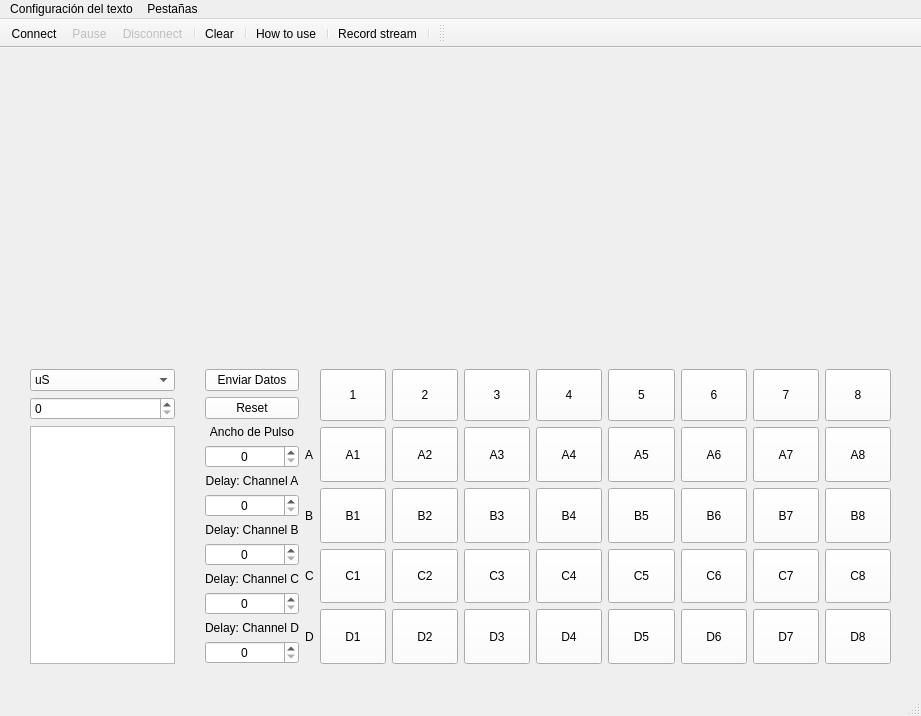
First picture: the form in mainwindow.ui, repository cuquito123/serial_port_plotter-NOV25, before the edit.
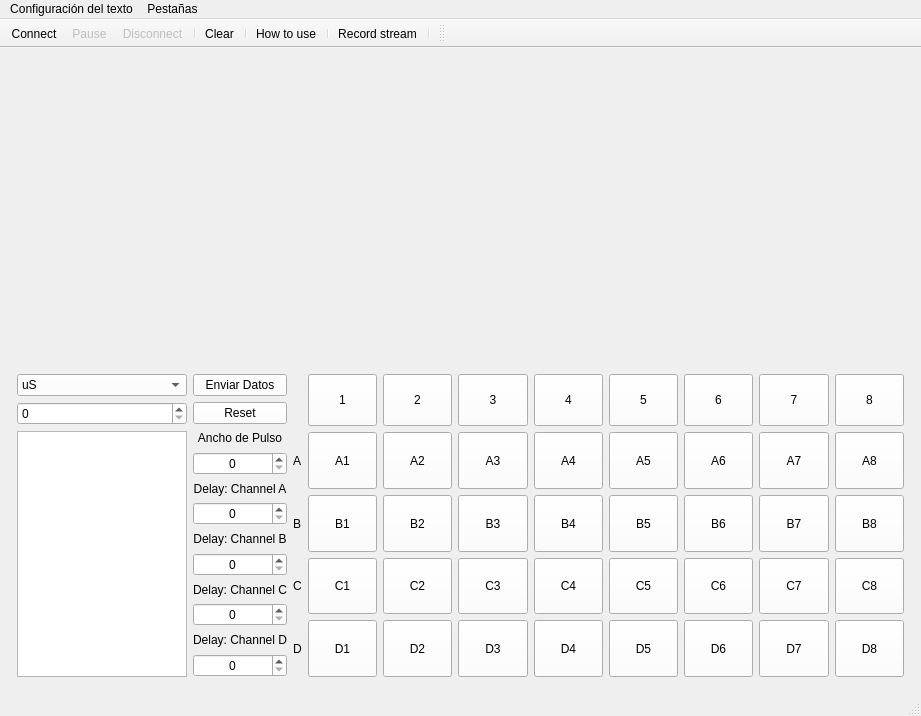
Second picture: the form after the edit. Icons and pictures are not drawn. Custom widgets are drawn as their Qt base class.

Commit message: Trazador de puerto serie — Mapeo de canales y actualización de la interfaz de usuario

The edit to the form file:
```diff
--- a/mainwindow.ui
+++ b/mainwindow.ui
@@ -936,101 +936,51 @@
       <widget class="QWidget" name="page_12">
        <layout class="QVBoxLayout" name="verticalLayout_page12">
         <property name="spacing"><number>6</number></property>
-        <property name="leftMargin"><number>8</number></property>
-        <property name="topMargin"><number>8</number></property>
-        <property name="rightMargin"><number>8</number></property>
-        <property name="bottomMargin"><number>8</number></property>
+        <property name="leftMargin"><number>6</number></property>
+        <property name="topMargin"><number>6</number></property>
+        <property name="rightMargin"><number>6</number></property>
+        <property name="bottomMargin"><number>6</number></property>
         <item>
          <widget class="QCustomPlot" name="plot" native="true">
           <property name="sizePolicy">
            <sizepolicy hsizetype="Expanding" vsizetype="Expanding">
             <horstretch>0</horstretch>
-            <verstretch>1</verstretch>
+            <verstretch>0</verstretch>
            </sizepolicy>
           </property>
           <property name="minimumSize">
-           <size><width>40</width><height>200</height></size>
+           <size><width>40</width><height>40</height></size>
           </property>
          </widget>
         </item>
         <item>
-         <layout class="QHBoxLayout" name="horizontalLayout_3">
-          <property name="spacing"><number>8</number></property>
+         <layout class="QHBoxLayout" name="horizontalLayout_controls">
           <item>
-           <widget class="QWidget" name="verticalLayoutWidget">
-        <layout class="QVBoxLayout" name="verticalLayout_6">
+           <layout class="QVBoxLayout" name="verticalLayout_tiempo">
          <item>
           <widget class="QComboBox" name="TiempoBox">
-           <item>
-            <property name="text">
-             <string>uS</string>
-            </property>
-           </item>
-           <item>
-            <property name="text">
-             <string>mS</string>
-            </property>
-           </item>
-           <item>
-            <property name="text">
-             <string>S</string>
-            </property>
-           </item>
-           <item>
-            <property name="text">
-             <string>Min</string>
-            </property>
-           </item>
-           <item>
-            <property name="text">
-             <string>Hs</string>
-            </property>
-           </item>
-          </widget>
-         </item>
-         <item>
-          <widget class="QSpinBox" name="TiempoNum"/>
-         </item>
+              <item><property name="text"><string>uS</string></property></item>
+              <item><property name="text"><string>mS</string></property></item>
+              <item><property name="text"><string>S</string></property></item>
+              <item><property name="text"><string>Min</string></property></item>
+              <item><property name="text"><string>Hs</string></property></item>
+             </widget>
+            </item>
+            <item><widget class="QSpinBox" name="TiempoNum"/></item>
          <item>
           <widget class="QTextEdit" name="textEdit_UartWindow">
-           <property name="enabled">
-            <bool>true</bool>
-           </property>
            <property name="sizePolicy">
             <sizepolicy hsizetype="Expanding" vsizetype="Expanding">
-             <horstretch>0</horstretch>
-             <verstretch>0</verstretch>
-            </sizepolicy>
-           </property>
-           <property name="minimumSize">
-            <size>
-             <width>100</width>
-             <height>60</height>
-            </size>
-           </property>
-           <property name="maximumSize">
-            <size>
-             <width>16000</width>
-             <height>16777215</height>
-            </size>
-           </property>
-           <property name="html">
-            <string>&lt;!DOCTYPE HTML PUBLIC &quot;-//W3C//DTD HTML 4.0//EN&quot; &quot;http://www.w3.org/TR/REC-html40/strict.dtd&quot;&gt;
-&lt;html&gt;&lt;head&gt;&lt;meta name=&quot;qrichtext&quot; content=&quot;1&quot; /&gt;&lt;style type=&quot;text/css&quot;&gt;
-p, li { white-space: pre-wrap; }
-&lt;/style&gt;&lt;/head&gt;&lt;body style=&quot; font-family:'MS Shell Dlg 2'; font-size:8.25pt; font-weight:400; font-style:normal;&quot;&gt;
-&lt;p style=&quot;-qt-paragraph-type:empty; margin-top:0px; margin-bottom:0px; margin-left:0px; margin-right:0px; -qt-block-indent:0; text-indent:0px;&quot;&gt;&lt;br /&gt;&lt;/p&gt;&lt;/body&gt;&lt;/html&gt;</string>
-           </property>
+                <horstretch>0</horstretch><verstretch>0</verstretch>
+               </sizepolicy>
+              </property>
+              <property name="minimumSize"><size><width>150</width><height>60</height></size></property>
           </widget>
          </item>
         </layout>
-           </widget>
           </item>
           <item>
-           <widget class="QWidget" name="layoutWidget">
-        <layout class="QHBoxLayout" name="horizontalLayout">
-         <item>
-          <layout class="QVBoxLayout" name="verticalLayout_5">
+           <layout class="QVBoxLayout" name="verticalLayout_enviar">
            <item>
             <widget class="QPushButton" name="EnviarDatos">
              <property name="text">
@@ -1040,52 +990,7 @@
            </item>
            <item>
             <widget class="QPushButton" name="ResetearDatos">
-             <property name="palette">
-              <palette>
-               <active>
-                <colorrole role="Button">
-                 <brush brushstyle="SolidPattern">
-                  <color alpha="255">
-                   <red>255</red>
-                   <green>255</green>
-                   <blue>255</blue>
-                  </color>
-                 </brush>
-                </colorrole>
-               </active>
-               <inactive>
-                <colorrole role="Button">
-                 <brush brushstyle="SolidPattern">
-                  <color alpha="255">
-                   <red>255</red>
-                   <green>255</green>
-                   <blue>255</blue>
-                  </color>
-                 </brush>
-                </colorrole>
-               </inactive>
-               <disabled>
-                <colorrole role="Button">
-                 <brush brushstyle="SolidPattern">
-                  <color alpha="255">
-                   <red>255</red>
-                   <green>255</green>
-                   <blue>255</blue>
-                  </color>
-                 </brush>
-                </colorrole>
-               </disabled>
-              </palette>
-             </property>
-             <property name="text">
-              <string>Reset</string>
-             </property>
-             <property name="checkable">
-              <bool>true</bool>
-             </property>
-             <property name="checked">
-              <bool>false</bool>
-             </property>
+              <property name="text"><string>Reset</string></property>
             </widget>
            </item>
            <item>
@@ -1100,24 +1005,8 @@
            </item>
            <item>
             <widget class="QSpinBox" name="Ancho_de_pulso">
-             <property name="sizePolicy">
-              <sizepolicy hsizetype="Minimum" vsizetype="Minimum">
-               <horstretch>0</horstretch>
-               <verstretch>0</verstretch>
-              </sizepolicy>
-             </property>
-             <property name="alignment">
-              <set>Qt::AlignCenter</set>
-             </property>
-             <property name="showGroupSeparator" stdset="0">
-              <bool>false</bool>
-             </property>
-             <property name="maximum">
-              <number>1600</number>
-             </property>
-             <property name="value">
-              <number>0</number>
-             </property>
+              <property name="alignment"><set>Qt::AlignCenter</set></property>
+              <property name="maximum"><number>1600</number></property>
             </widget>
            </item>
            <item>
@@ -1132,24 +1021,8 @@
            </item>
            <item>
             <widget class="QSpinBox" name="Delay_A">
-             <property name="sizePolicy">
-              <sizepolicy hsizetype="Minimum" vsizetype="Minimum">
-               <horstretch>0</horstretch>
-               <verstretch>0</verstretch>
-              </sizepolicy>
-             </property>
-             <property name="alignment">
-              <set>Qt::AlignCenter</set>
-             </property>
-             <property name="showGroupSeparator" stdset="0">
-              <bool>false</bool>
-             </property>
-             <property name="maximum">
-              <number>1600</number>
-             </property>
-             <property name="value">
-              <number>0</number>
-             </property>
+              <property name="alignment"><set>Qt::AlignCenter</set></property>
+              <property name="maximum"><number>1600</number></property>
             </widget>
            </item>
            <item>
@@ -1164,24 +1037,8 @@
            </item>
            <item>
             <widget class="QSpinBox" name="Delay_B">
-             <property name="sizePolicy">
-              <sizepolicy hsizetype="Minimum" vsizetype="Minimum">
-               <horstretch>0</horstretch>
-               <verstretch>0</verstretch>
-              </sizepolicy>
-             </property>
-             <property name="alignment">
-              <set>Qt::AlignCenter</set>
-             </property>
-             <property name="showGroupSeparator" stdset="0">
-              <bool>false</bool>
-             </property>
-             <property name="maximum">
-              <number>1600</number>
-             </property>
-             <property name="value">
-              <number>0</number>
-             </property>
+              <property name="alignment"><set>Qt::AlignCenter</set></property>
+              <property name="maximum"><number>1600</number></property>
             </widget>
            </item>
            <item>
@@ -1196,24 +1053,8 @@
            </item>
            <item>
             <widget class="QSpinBox" name="Delay_C">
-             <property name="sizePolicy">
-              <sizepolicy hsizetype="Minimum" vsizetype="Minimum">
-               <horstretch>0</horstretch>
-               <verstretch>0</verstretch>
-              </sizepolicy>
-             </property>
-             <property name="alignment">
-              <set>Qt::AlignCenter</set>
-             </property>
-             <property name="showGroupSeparator" stdset="0">
-              <bool>false</bool>
-             </property>
-             <property name="maximum">
-              <number>1600</number>
-             </property>
-             <property name="value">
-              <number>0</number>
-             </property>
+              <property name="alignment"><set>Qt::AlignCenter</set></property>
+              <property name="maximum"><number>1600</number></property>
             </widget>
            </item>
            <item>
@@ -1228,24 +1069,8 @@
            </item>
            <item>
             <widget class="QSpinBox" name="Delay_D">
-             <property name="sizePolicy">
-              <sizepolicy hsizetype="Minimum" vsizetype="Minimum">
-               <horstretch>0</horstretch>
-               <verstretch>0</verstretch>
-              </sizepolicy>
-             </property>
-             <property name="alignment">
-              <set>Qt::AlignCenter</set>
-             </property>
-             <property name="showGroupSeparator" stdset="0">
-              <bool>false</bool>
-             </property>
-             <property name="maximum">
-              <number>1600</number>
-             </property>
-             <property name="value">
-              <number>0</number>
-             </property>
+              <property name="alignment"><set>Qt::AlignCenter</set></property>
+              <property name="maximum"><number>1600</number></property>
             </widget>
            </item>
           </layout>
@@ -1262,8 +1087,8 @@
              </property>
              <property name="minimumSize">
               <size>
-               <width>35</width>
-               <height>35</height>
+           <width>15</width>
+           <height>15</height>
               </size>
              </property>
              <property name="maximumSize">
@@ -1297,8 +1122,8 @@
              </property>
              <property name="minimumSize">
               <size>
-               <width>35</width>
-               <height>35</height>
+           <width>15</width>
+           <height>15</height>
               </size>
              </property>
              <property name="maximumSize">
@@ -1348,8 +1173,8 @@
              </property>
              <property name="minimumSize">
               <size>
-               <width>35</width>
-               <height>35</height>
+           <width>15</width>
+           <height>15</height>
               </size>
              </property>
              <property name="maximumSize">
@@ -1373,8 +1198,8 @@
              </property>
              <property name="minimumSize">
               <size>
-               <width>35</width>
-               <height>35</height>
+           <width>15</width>
+           <height>15</height>
               </size>
              </property>
              <property name="maximumSize">
@@ -1408,8 +1233,8 @@
              </property>
              <property name="minimumSize">
               <size>
-               <width>35</width>
-               <height>35</height>
+           <width>15</width>
+           <height>15</height>
               </size>
              </property>
              <property name="maximumSize">
@@ -1443,8 +1268,8 @@
              </property>
              <property name="minimumSize">
               <size>
-               <width>35</width>
-               <height>35</height>
+           <width>15</width>
+           <height>15</height>
               </size>
              </property>
              <property name="maximumSize">
@@ -1468,8 +1293,8 @@
              </property>
              <property name="minimumSize">
               <size>
-               <width>35</width>
-               <height>35</height>
+           <width>15</width>
+           <height>15</height>
               </size>
              </property>
              <property name="maximumSize">
@@ -1493,8 +1318,8 @@
              </property>
              <property name="minimumSize">
               <size>
-               <width>35</width>
-               <height>35</height>
+           <width>15</width>
+           <height>15</height>
               </size>
              </property>
              <property name="maximumSize">
@@ -1518,8 +1343,8 @@
              </property>
              <property name="minimumSize">
               <size>
-               <width>35</width>
-               <height>35</height>
+           <width>15</width>
+           <height>15</height>
               </size>
              </property>
              <property name="maximumSize">
@@ -1552,8 +1377,8 @@
              </property>
              <property name="minimumSize">
               <size>
-               <width>35</width>
-               <height>35</height>
+           <width>15</width>
+           <height>15</height>
               </size>
              </property>
              <property name="maximumSize">
@@ -1587,8 +1412,8 @@
              </property>
              <property name="minimumSize">
               <size>
-               <width>35</width>
-               <height>35</height>
+           <width>15</width>
+           <height>15</height>
               </size>
              </property>
              <property name="maximumSize">
@@ -1612,8 +1437,8 @@
              </property>
              <property name="minimumSize">
               <size>
-               <width>35</width>
-               <height>35</height>
+           <width>15</width>
+           <height>15</height>
               </size>
              </property>
              <property name="maximumSize">
@@ -1647,8 +1472,8 @@
              </property>
              <property name="minimumSize">
               <size>
-               <width>35</width>
-               <height>35</height>
+           <width>15</width>
+           <height>15</height>
               </size>
              </property>
              <property name="maximumSize">
@@ -1691,8 +1516,8 @@
              </property>
              <property name="minimumSize">
               <size>
-               <width>35</width>
-               <height>35</height>
+           <width>30</width>
+           <height>30</height>
               </size>
              </property>
              <property name="maximumSize">
@@ -1723,8 +1548,8 @@
              </property>
              <property name="minimumSize">
               <size>
-               <width>35</width>
-               <height>35</height>
+           <width>30</width>
+           <height>30</height>
               </size>
              </property>
              <property name="maximumSize">
@@ -1758,8 +1583,8 @@
              </property>
              <property name="minimumSize">
               <size>
-               <width>35</width>
-               <height>35</height>
+           <width>15</width>
+           <height>15</height>
               </size>
              </property>
              <property name="maximumSize">
@@ -1793,8 +1618,8 @@
              </property>
              <property name="minimumSize">
               <size>
-               <width>35</width>
-               <height>35</height>
+           <width>15</width>
+           <height>15</height>
               </size>
              </property>
              <property name="maximumSize">
@@ -1825,8 +1650,8 @@
              </property>
              <property name="minimumSize">
               <size>
-               <width>35</width>
-               <height>35</height>
+           <width>30</width>
+           <height>30</height>
               </size>
              </property>
              <property name="maximumSize">
@@ -1863,8 +1688,8 @@
              </property>
              <property name="minimumSize">
               <size>
-               <width>35</width>
-               <height>35</height>
+           <width>30</width>
+           <height>30</height>
               </size>
              </property>
              <property name="maximumSize">
@@ -1888,8 +1713,8 @@
              </property>
              <property name="minimumSize">
               <size>
-               <width>35</width>
-               <height>35</height>
+           <width>15</width>
+           <height>15</height>
               </size>
              </property>
              <property name="maximumSize">
@@ -1960,8 +1785,8 @@
              </property>
              <property name="minimumSize">
               <size>
-               <width>35</width>
-               <height>35</height>
+           <width>15</width>
+           <height>15</height>
               </size>
              </property>
              <property name="maximumSize">
@@ -2026,8 +1851,8 @@
              </property>
              <property name="minimumSize">
               <size>
-               <width>35</width>
-               <height>35</height>
+           <width>30</width>
+           <height>30</height>
               </size>
              </property>
              <property name="maximumSize">
@@ -2077,8 +1902,8 @@
              </property>
              <property name="minimumSize">
               <size>
-               <width>35</width>
-               <height>35</height>
+           <width>15</width>
+           <height>15</height>
               </size>
              </property>
              <property name="maximumSize">
@@ -2102,8 +1927,8 @@
              </property>
              <property name="minimumSize">
               <size>
-               <width>35</width>
-               <height>35</height>
+           <width>15</width>
+           <height>15</height>
               </size>
              </property>
              <property name="maximumSize">
@@ -2137,8 +1962,8 @@
              </property>
              <property name="minimumSize">
               <size>
-               <width>35</width>
-               <height>35</height>
+           <width>30</width>
+           <height>30</height>
               </size>
              </property>
              <property name="maximumSize">
@@ -2201,8 +2026,8 @@
              </property>
              <property name="minimumSize">
               <size>
-               <width>35</width>
-               <height>35</height>
+           <width>15</width>
+           <height>15</height>
               </size>
              </property>
              <property name="maximumSize">
@@ -2236,8 +2061,8 @@
              </property>
              <property name="minimumSize">
               <size>
-               <width>35</width>
-               <height>35</height>
+           <width>30</width>
+           <height>30</height>
               </size>
              </property>
              <property name="maximumSize">
@@ -2271,8 +2096,8 @@
              </property>
              <property name="minimumSize">
               <size>
-               <width>35</width>
-               <height>35</height>
+           <width>15</width>
+           <height>15</height>
               </size>
              </property>
              <property name="maximumSize">
@@ -2296,8 +2121,8 @@
              </property>
              <property name="minimumSize">
               <size>
-               <width>35</width>
-               <height>35</height>
+           <width>15</width>
+           <height>15</height>
               </size>
              </property>
              <property name="maximumSize">
@@ -2328,8 +2153,8 @@
              </property>
              <property name="minimumSize">
               <size>
-               <width>35</width>
-               <height>35</height>
+           <width>30</width>
+           <height>30</height>
               </size>
              </property>
              <property name="maximumSize">
@@ -2356,8 +2181,8 @@
              </property>
              <property name="minimumSize">
               <size>
-               <width>35</width>
-               <height>35</height>
+           <width>15</width>
+           <height>15</height>
               </size>
              </property>
              <property name="maximumSize">
@@ -2406,8 +2231,8 @@
              </property>
              <property name="minimumSize">
               <size>
-               <width>35</width>
-               <height>35</height>
+           <width>15</width>
+           <height>15</height>
               </size>
              </property>
              <property name="maximumSize">
@@ -2434,11 +2259,8 @@
           </layout>
          </item>
         </layout>
-           </widget>
-          </item>
-         </layout>
-        </item>
-       </layout>
+        </item>
+       </layout>
       </widget>
      </widget>
     </item>
```
Left out of the diff: 49 changed lines with no effect on the pictures. Lines whose indentation alone changed are shown as unchanged. The commit also changes 3 other files.
